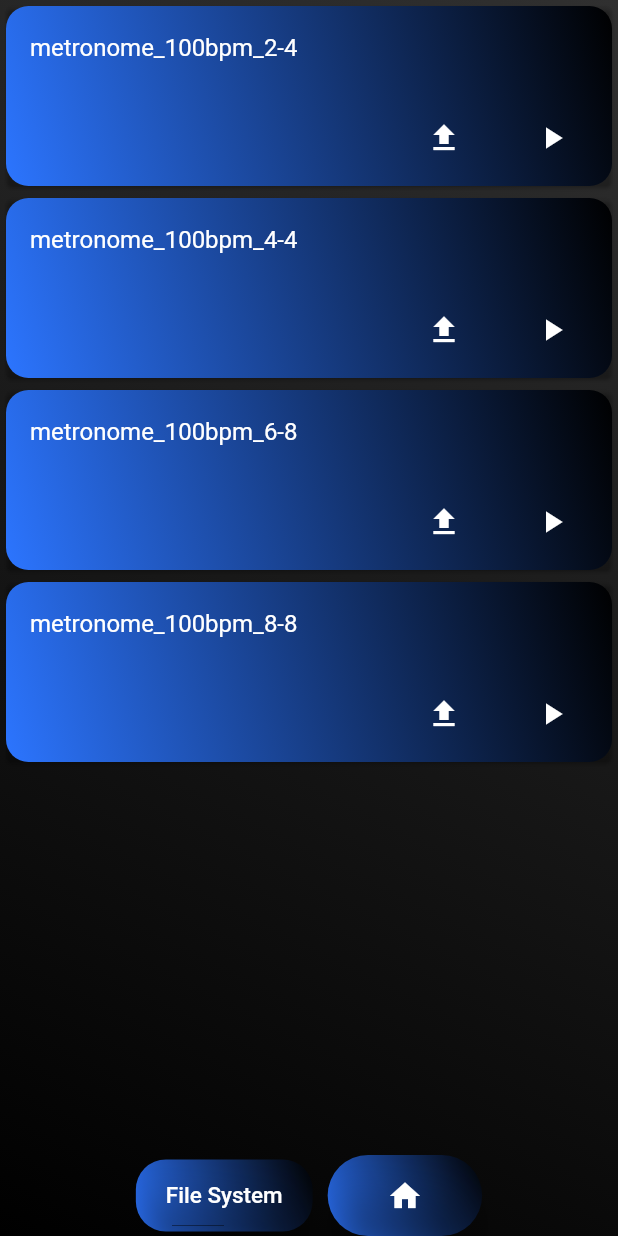
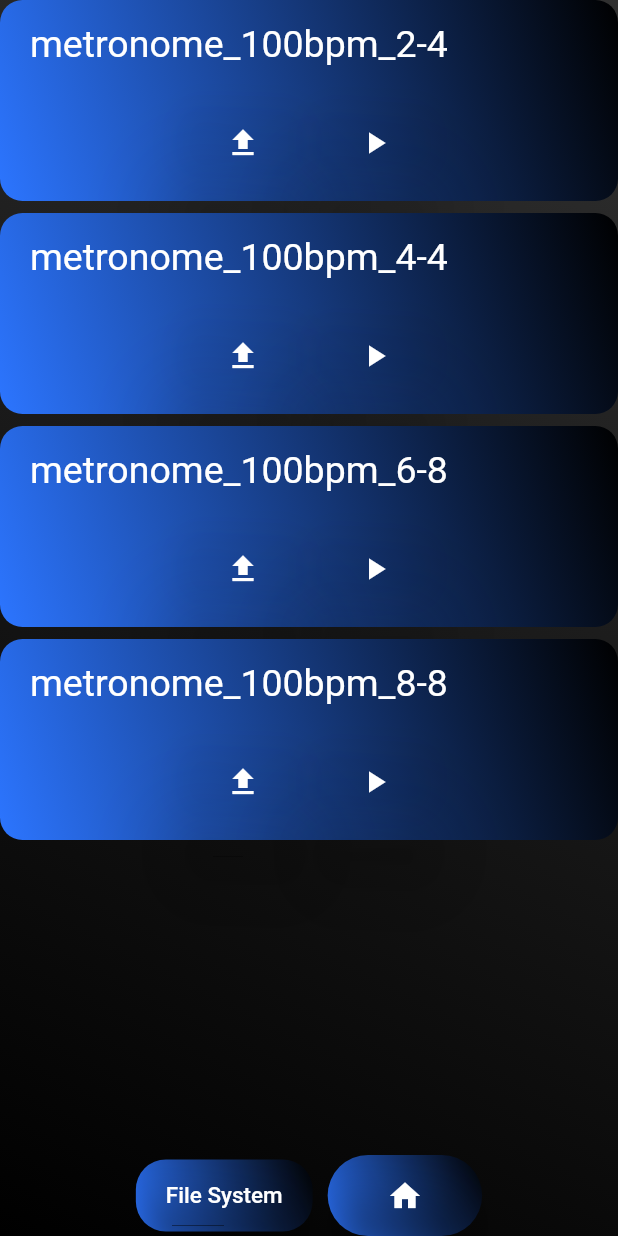
Before and after one commit to Catonzio/rap_edit, a Flutter app: the ChoosingBeatsPage screen opened by its route, on a phone screen of 412 x 824 dp. Run offline on Flutter 3.47's test engine with Material 2 defaults, Android fonts, the phone set to English and light mode, and no system bars; our stand-ins replace audioplayers, file_picker, gradient_app_bar, permission_handler, shared_preferences; missing offline and left inert: audio_recorder, share_extend; accounts and stored records are empty; Roboto replaces fonts that are missing (Hind).

Commit message:
aggiustato finalmente il player e lo slider, ora non danno più problemi. unificate le cards (fatto un unico stile) e aggiunto il bottone di share del testo della canzone.

```diff
--- a/lib/custom_widgets/CardFile.dart
+++ b/lib/custom_widgets/CardFile.dart
@@ -6,65 +6,78 @@ class CardFile extends StatelessWidget {
 
   final String title;
   final String text;
-  final IconData icon;
-  final Function deleteButtonAction;
-  final Function loadButtonAction;
-  final Color color;
-  final Color backgroundColor;
+  final List<Widget> buttomButtons;
 
   CardFile({
     @required this.title,
     @required this.text,
-    @required this.icon,
-    @required this.deleteButtonAction,
-    @required this.loadButtonAction,
-    @required this.color,
-    @required this.backgroundColor
+    @required this.buttomButtons
   });
 
   @override
   Widget build(BuildContext context) {
-
-    TextStyle textStyle = new TextStyle(color: color);
-
-    return Card(
-      color: Colors.transparent,
-      child: Container(
+    return Column(
+      children: <Widget>[
+        Container(
           decoration: BoxDecoration(
             gradient: LinearGradient(
                 begin: Alignment.topRight,
                 end: Alignment.bottomLeft,
                 colors: [MyColors.endElementColor, MyColors.startElementColor]
             ),
-          borderRadius: BorderRadius.circular(15.0)
+            borderRadius: BorderRadius.circular(15.0),
           ),
+          padding: EdgeInsets.fromLTRB(20.0, 15.0, 20.0, 15.0),
           child: Column(
-          mainAxisSize: MainAxisSize.min,
+            crossAxisAlignment: CrossAxisAlignment.end,
+            mainAxisAlignment: MainAxisAlignment.end,
             children: <Widget>[
-            ListTile(
-              leading: Icon(icon, color: MyColors.textColor),
-              title: Text(title, style: TextStyle(color: MyColors.textColor, fontSize: 25),),
-              subtitle: Text(
-                text,
-                maxLines: 1,
-                style: TextStyle(color: MyColors.textColor, fontSize: 15),
+              Row(
+                crossAxisAlignment: CrossAxisAlignment.start,
+                mainAxisAlignment: MainAxisAlignment.start,
+                children: <Widget>[
+                  Text(title, style: TextStyle(color: MyColors.textColor, fontSize: 25)),
+                ],
               ),
+              SizedBox(height: 10.0,),
+              Row(
+                children: <Widget>[
+                  Text(text, maxLines: 1, style: TextStyle(color: MyColors.textColor, fontSize: 15), textAlign: TextAlign.end,),
+                ],
               ),
-            ButtonBar(
-              children: <Widget>[
-                FlatButton(
-                  child: Text("Delete", style: textStyle,),
-                  onPressed: deleteButtonAction,
-                ),
-                FlatButton(
-                  child: Text("Load", style: textStyle,),
-                  onPressed: loadButtonAction,
+              Row(
+                crossAxisAlignment: CrossAxisAlignment.end,
+                mainAxisAlignment: MainAxisAlignment.center,
+                children: buttomButtons
               )
             ],
           ),
+        ),
+        SizedBox(height: 8.0,)
       ],
-        ),
-      )
     );
   }
+
 }
+
+class ButtonCstmCard extends StatelessWidget {
+
+  final IconData icon;
+  final Function pressed;
+
+  ButtonCstmCard({Key key, this.icon, this.pressed});
+
+  @override
+  Widget build(BuildContext context) {
+    return Material(
+      elevation: 25.0,
+      color: Colors.transparent,
+      borderRadius: BorderRadius.circular(20.0),
+      child: MaterialButton(
+        child: Icon(icon, color: MyColors.textColor),
+        onPressed: pressed,
+      ),
+    );
+  }
+
+}
--- a/lib/pages/ChoosingBeatsPage.dart
+++ b/lib/pages/ChoosingBeatsPage.dart
@@ -4,6 +4,7 @@ import 'package:file_picker/file_picker.dart';
 import 'package:flutter/cupertino.dart';
 import 'package:flutter/material.dart';
 import 'package:rap_edit/controllers/SongSingleton.dart';
+import 'package:rap_edit/custom_widgets/CardFile.dart';
 import 'package:rap_edit/custom_widgets/CstmBackGround.dart';
 import 'package:rap_edit/pages/WritingPage.dart';
 import 'package:rap_edit/support/MyColors.dart';
@@ -66,37 +67,19 @@ class ChoosingBeatsPageState extends State<ChoosingBeatsPage> {
                     itemCount: songs.length,
                     shrinkWrap: true,
                     itemBuilder: (BuildContext context, int index) {
-                      return Card(
-                          color: Colors.transparent,
-                          child: Container(
-                            decoration: BoxDecoration(
-                                gradient: LinearGradient(
-                                    begin: Alignment.topRight,
-                                    end: Alignment.bottomLeft,
-                                    colors: [MyColors.endElementColor, MyColors.startElementColor]
-                                ),
-                                borderRadius: BorderRadius.circular(15.0)
-                            ),
-                            child: Column(
-                              children: <Widget>[
-                                ListTile(
-                                  title: Text(getOnlySongName(songs[index]), style: TextStyle(color: MyColors.textColor),),
-                                ),
-                                ButtonBar(
-                                  children: <Widget>[
-                                    MaterialButton(
-                                        child: Icon(Icons.file_upload, color: MyColors.textColor),
-                                        onPressed: () => { loadAsset(songs[index]) }
-                                    ),
-                                    MaterialButton(
-                                      child: Icon(Icons.play_arrow, color: MyColors.textColor),
-                                      onPressed: () => { listenPreview(songs[index]) },
-                                    )
-                                  ],
-                                )
-                              ],
-                            )
+                      return CardFile(
+                        title: getOnlySongName(songs[index]),
+                        text: "",
+                        buttomButtons: <Widget>[
+                          ButtonCstmCard(
+                            icon: Icons.file_upload,
+                            pressed: () => { loadAsset(songs[index]) },
+                          ),
+                          ButtonCstmCard(
+                            icon: Icons.play_arrow,
+                            pressed: () => { listenPreview(songs[index]) },
                           )
+                        ],
                       );
                     },
                   ),
@@ -134,7 +117,7 @@ class ChoosingBeatsPageState extends State<ChoosingBeatsPage> {
 
   loadFromFileSystem(BuildContext context) async {
     try {
-      String localFilePath = await FilePicker.getFilePath(type: FileType.AUDIO);
+      String localFilePath = await FilePicker.getFilePath(type: FileType.audio);
       if(localFilePath != null && localFilePath.isNotEmpty) {
         SongSingleton.instance.beatPath = localFilePath;
         SongSingleton.instance.isLocal = true;
--- a/lib/pages/WritingPage.dart
+++ b/lib/pages/WritingPage.dart
@@ -27,7 +27,7 @@ class WritingPage extends StatefulWidget {
 class WritingPageState extends State<WritingPage> with AutomaticKeepAliveClientMixin {
 
   final TextEditingController textController = new TextEditingController();
-  static AudioPlayerWidget player;
+  AudioPlayerWidget player;
 
   @override
   bool get wantKeepAlive => true;
@@ -156,7 +156,8 @@ class WritingPageState extends State<WritingPage> with AutomaticKeepAliveClientM
       SongSingleton.instance.currentSong = new SongFile(SongSingleton.instance.currentSong.title.trim(), textController.text.trim(), null);
     else
       SongSingleton.instance.currentSong = new SongFile("", "", null);
-    Navigator.popAndPushNamed(context, routeName);
+    player.pauseSong();
+    Navigator.pushNamed(context, routeName);
   }
 
 }
```
Also changed, not shown: lib/custom_widgets/AudioPlayerWidget.dart (+29 -19 lines), lib/pages/FileLoadingPage.dart (+22 -7 lines), lib/pages/RegistrationsPage.dart (+22 -70 lines). Lines whose indentation alone changed are shown as unchanged.
